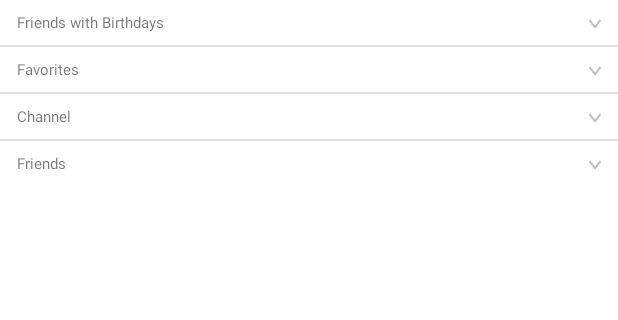
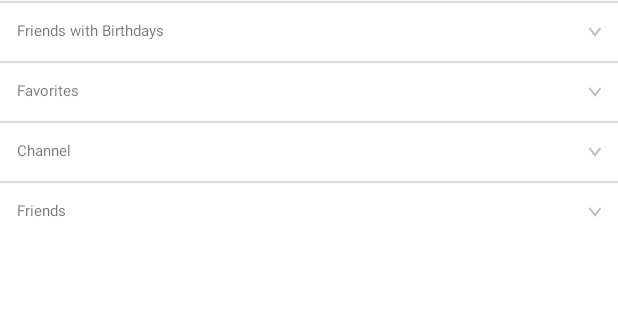
Before and after one commit to flowertaekk-dev/cloneKakaoTalk, an Android app: the screen it shows after launch (MainActivity), on a phone screen of 412 x 824 dp, the part 165-485 px from its top. Run offline under Robolectric (Android 15) with nearby library versions, the phone set to English and light mode, and no system bars; 7 statements that could not run were skipped.

Commit message:
update Friends list design

```diff
--- a/app/src/main/java/com/example/clonekakaotalk/MainActivity.java
+++ b/app/src/main/java/com/example/clonekakaotalk/MainActivity.java
@@ -80,9 +80,24 @@ public class MainActivity extends AppCompatActivity {
 
         // Adding child data
         List<Profile> firendsWithBirthDays = new ArrayList<>();
-        firendsWithBirthDays.add(new Profile("friend1", "Hello world!"));
-        firendsWithBirthDays.add(new Profile("friend2", "Hola world!"));
+        firendsWithBirthDays.add(new Profile("birthday friend1", "Hello world!"));
+        firendsWithBirthDays.add(new Profile("birthday friend2", "Hola world!"));
+
+        List<Profile> favorites = new ArrayList<>();
+        favorites.add(new Profile("favorite friend", "Happy birthday"));
+
+        List<Profile> channel = new ArrayList<>();
+        channel.add(new Profile("Channel dummy", "Welcome!"));
+
+        List<Profile> friends = new ArrayList<>();
+        friends.add(new Profile("friend1", "Stay humble"));
+        friends.add(new Profile("friend2", "move move"));
+        friends.add(new Profile("friend3", "Cheer up!"));
+
 
         listDataChild.put(listDataHeader.get(0), firendsWithBirthDays); // Header, Child data
+        listDataChild.put(listDataHeader.get(1), favorites); // Header, Child data
+        listDataChild.put(listDataHeader.get(2), channel); // Header, Child data
+        listDataChild.put(listDataHeader.get(3), friends); // Header, Child data
     }
 }
--- a/app/src/main/java/com/example/clonekakaotalk/utils/expandableListView/ProfileExpandableListViewAdapter.java
+++ b/app/src/main/java/com/example/clonekakaotalk/utils/expandableListView/ProfileExpandableListViewAdapter.java
@@ -26,7 +26,6 @@ public class ProfileExpandableListViewAdapter extends BaseExpandableListAdapter
         this._listDataChild = listChildData;
     }
 
-    // TODO change return type to... may be Child? (need to create as well)
     @Override
     public Profile getChild(int groupPosition, int childPosititon) {
         return this._listDataChild.get(this._listDataHeader.get(groupPosition)).get(childPosititon);
--- /dev/null
+++ b/app/src/main/res/drawable/custom_border.xml
@@ -0,0 +1,18 @@
+<?xml version="1.0" encoding="utf-8"?>
+<layer-list xmlns:android="http://schemas.android.com/apk/res/android" >
+
+    <item
+        android:bottom="-2dp"
+        android:left="-2dp"
+        android:right="-2dp"
+        android:top="1dp">
+        <shape android:shape="rectangle" >
+            <stroke
+                android:width="1dp"
+                android:color="#dcdcdc" />
+
+            <solid android:color="#FFF" />
+        </shape>
+    </item>
+
+</layer-list>
--- a/app/src/main/res/layout/activity_main.xml
+++ b/app/src/main/res/layout/activity_main.xml
@@ -21,6 +21,9 @@
     <ExpandableListView
         android:id="@+id/friends_list"
         android:layout_width="match_parent"
-        android:layout_height="wrap_content" />
+        android:layout_height="wrap_content"
+        android:listSelector="@android:color/transparent"
+        android:divider="#00000000"
+        android:childDivider="#00000000"/>
 
 </LinearLayout>
--- a/app/src/main/res/layout/list_group.xml
+++ b/app/src/main/res/layout/list_group.xml
@@ -4,12 +4,15 @@
     android:layout_width="match_parent"
     android:layout_height="wrap_content"
     android:padding="8dp"
-    android:orientation="vertical">
+    android:orientation="vertical"
+    android:background="@drawable/custom_border">
 
     <TextView
         android:id="@+id/list_view_header"
         android:layout_width="match_parent"
         android:layout_height="wrap_content"
+        android:layout_marginTop="5dp"
+        android:layout_marginBottom="5dp"
         android:paddingLeft="?android:attr/expandableListPreferredItemIndicatorLeft"
         android:textSize="10dp"/>
 
```
